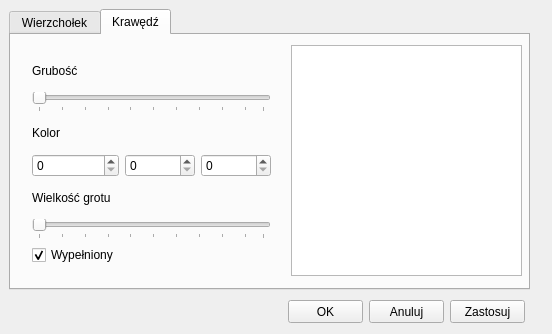
Old version of the form MainWindow/GraphShapeDialog.ui in the repository Forczu/Visualization-of-Flow-Network-Algorithms.
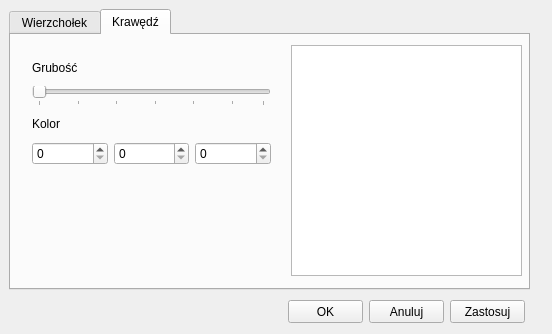
New version of the form. The open tabs and pages were chosen to show the change.

Patch:
```diff
--- a/MainWindow/GraphShapeDialog.ui
+++ b/MainWindow/GraphShapeDialog.ui
@@ -229,7 +229,7 @@
        <x>10</x>
        <y>10</y>
        <width>261</width>
-       <height>231</height>
+       <height>131</height>
       </rect>
      </property>
      <layout class="QGridLayout" name="gridLayout_4">
@@ -284,7 +284,7 @@
          <number>1</number>
         </property>
         <property name="maximum">
-         <number>50</number>
+         <number>30</number>
         </property>
         <property name="singleStep">
          <number>1</number>
@@ -304,26 +304,6 @@
         <property name="tickInterval">
          <number>5</number>
         </property>
-       </widget>
-      </item>
-      <item row="4" column="0" colspan="3">
-       <widget class="QLabel" name="headSizeLabel">
-        <property name="text">
-         <string>Wielkość grotu</string>
-        </property>
-       </widget>
-      </item>
-      <item row="5" column="0" colspan="3">
-       <widget class="QSlider" name="headWidthSlider">
-        <property name="minimum">
-         <number>1</number>
-        </property>
-        <property name="maximum">
-         <number>50</number>
-        </property>
-        <property name="singleStep">
-         <number>1</number>
-        </property>
         <property name="pageStep">
          <number>10</number>
         </property>
@@ -341,16 +321,6 @@
         </property>
        </widget>
       </item>
-      <item row="6" column="0">
-       <widget class="QCheckBox" name="filledHeadCheckbox">
-        <property name="text">
-         <string>Wypełniony</string>
-        </property>
-        <property name="checked">
-         <bool>true</bool>
-        </property>
-       </widget>
-      </item>
      </layout>
     </widget>
    </widget>
```
Left out of the diff: 25 changed lines with no effect on the pictures.
